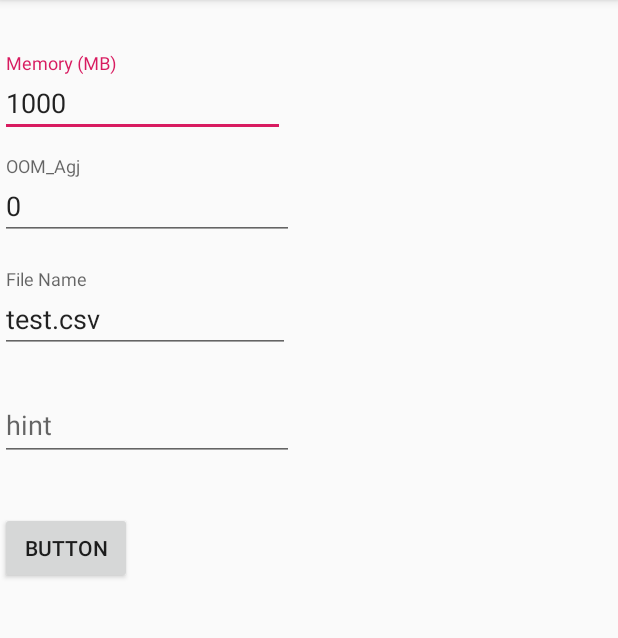
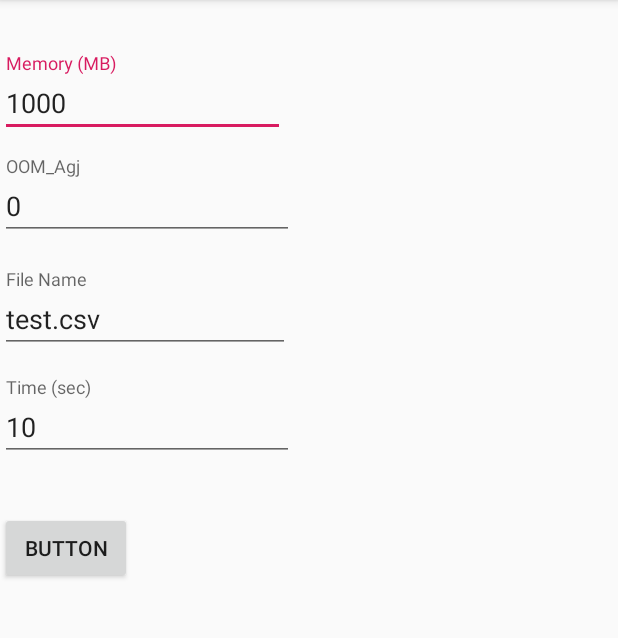
Before and after one commit to abdul-manaan/Topics_Project, an Android app: the screen it shows after launch (MainActivity), after a tap on "BUTTON", on a phone screen of 412 x 824 dp, the part 84-722 px from its top. Run offline under Robolectric (Android 15) with nearby library versions, the phone set to English and light mode, and no system bars; 2 statements that could not run were skipped.

Commit message:
Adding timing

```diff
--- a/Code/MyApplication/app/src/main/java/com/example/myapplication/MainActivity.java
+++ b/Code/MyApplication/app/src/main/java/com/example/myapplication/MainActivity.java
@@ -9,6 +9,7 @@ import android.view.View;
 import android.widget.EditText;
 import android.widget.TextView;
 
+import static com.example.myapplication.R.id.sessionTime;
 import static java.lang.Integer.parseInt;
 import static java.lang.System.out;
 
@@ -32,18 +33,20 @@ public class MainActivity extends AppCompatActivity {
      * A native method that is implemented by the 'native-lib' native library,
      * which is packaged with this application.
      */
-    public native String stringFromJNI(int mem,int oom,String fname);
+    public native String stringFromJNI(int mem,int oom,String fname,int session);
 
     public void callMe(View view) {
         out.println("LOA");
         EditText _fname = findViewById(R.id.fileName);
         EditText _oom = findViewById(R.id.oomAdj);
         EditText _mem = findViewById(R.id.memoryLimit);
+        EditText _sess = findViewById(sessionTime);
         String fname = _fname.getText().toString();
         String oom = _oom.getText().toString();
         String mem = _mem.getText().toString();
+        String sess = _sess.getText().toString();
         out.printf("%s %d %s",fname, parseInt(oom), parseInt(mem));
-        out.println(stringFromJNI( parseInt(oom), parseInt(mem), fname));
+        out.println(stringFromJNI( parseInt(oom), parseInt(mem), fname, parseInt(sess)));
 
     }
 }
--- a/Code/MyApplication/app/src/main/res/layout/activity_main.xml
+++ b/Code/MyApplication/app/src/main/res/layout/activity_main.xml
@@ -59,9 +59,11 @@
         tools:layout_editor_absoluteX="8dp">
 
         <android.support.design.widget.TextInputEditText
+            android:id="@+id/sessionTime"
             android:layout_width="match_parent"
             android:layout_height="wrap_content"
-            android:hint="hint" />
+            android:hint="Time (sec)"
+            android:text="10" />
     </android.support.design.widget.TextInputLayout>
 
     <Button
@@ -72,6 +74,7 @@
         android:onClick="callMe"
         android:text="Button"
         app:layout_constraintTop_toTopOf="parent"
-        tools:layout_editor_absoluteX="66dp" />
+        tools:layout_editor_absoluteX="66dp"
+        tools:ignore="MissingConstraints" />
 
 </android.support.constraint.ConstraintLayout>
```
Also changed, not shown: 1 other file.
